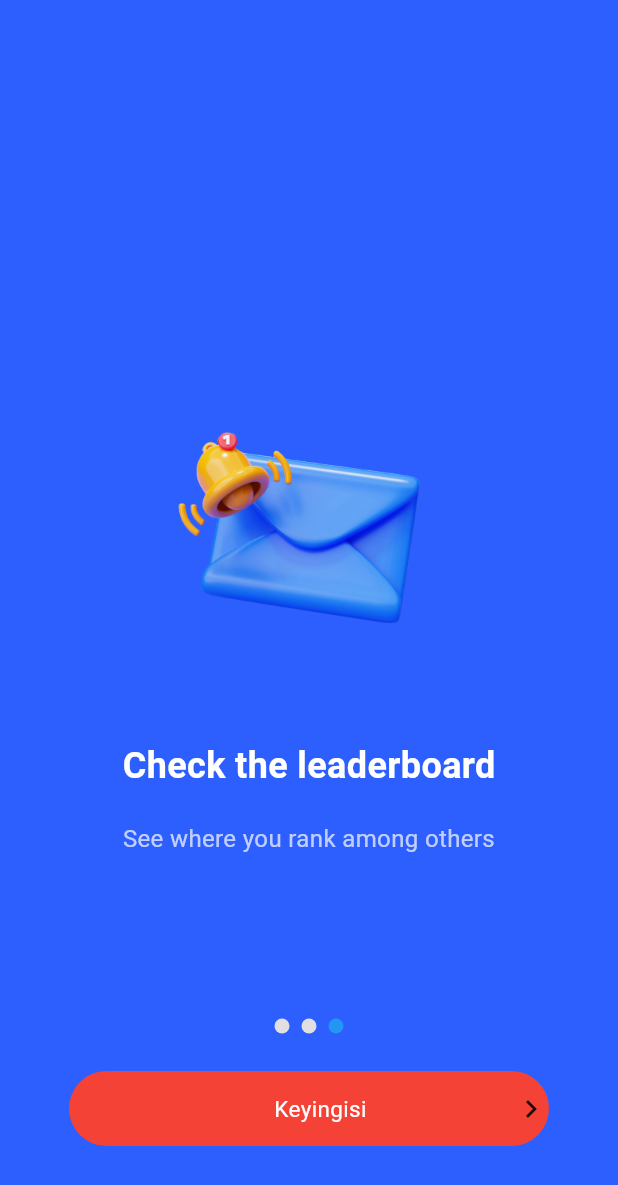
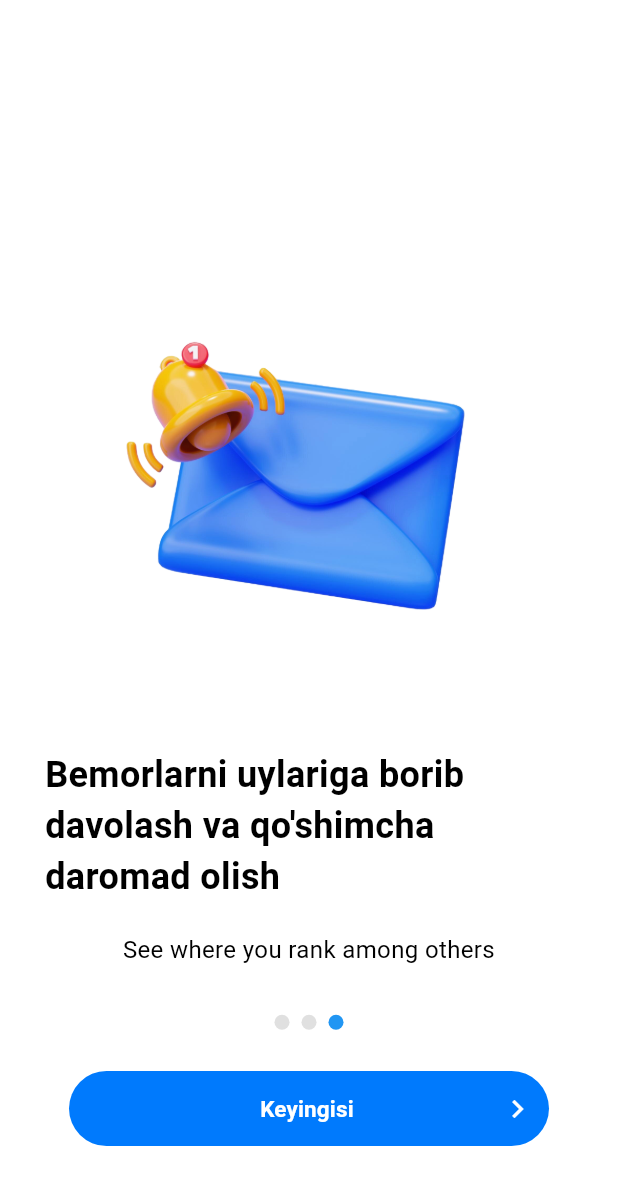
Before and after one commit to Dadaxon-07/hospital, a Flutter app: the screen it shows after launch, swiped to page 3, on a phone screen of 412 x 824 dp. Shown: the top 1185 px of the screen. Run offline on Flutter 3.47's test engine with Material 3 defaults, Android fonts, the phone set to English and light mode, and no system bars; drawn by our look-alikes of smooth_page_indicator.

Commit message:
Change code

```diff
--- a/lib/startup/onboarding_page.dart
+++ b/lib/startup/onboarding_page.dart
@@ -22,24 +22,24 @@ class _OnboardingPageState extends State<OnboardingPage> {
             controller: _controller,
             children: [
               buildPage(
-                color: Color.fromARGB(255, 45, 95, 255),
+                color: Colors.white,
                 image:
                     'assets/intro_images/intro-1.png', // Replace with your asset
-                title: "Test run",
+                title: "Qo'shimcha ish daromadi",
                 subtitle: "A set of different tests",
               ),
               buildPage(
-                color: Color.fromARGB(255, 45, 95, 255),
+                color: Colors.white,
                 image:
                     'assets/intro_images/intro-2.png', // Replace with your asset
-                title: "Join the community",
+                title: "Bemorlarni onlyan qabul qilish va davolash",
                 subtitle: "Compete with others, share your scores",
               ),
               buildPage(
-                color: Color.fromARGB(255, 45, 95, 255),
+                color: Colors.white,
                 image:
                     'assets/intro_images/intro-3.png', // Replace with your asset
-                title: "Check the leaderboard",
+                title: "Bemorlarni uylariga borib davolash va qo'shimcha daromad olish",
                 subtitle: "See where you rank among others",
               ),
             ],
@@ -64,14 +64,12 @@ class _OnboardingPageState extends State<OnboardingPage> {
                     dotWidth: 10,
                   ),
                 ),
-                SizedBox(
-                  height: 25,
-                ),
+                SizedBox(height: MediaQuery.of(context).size.height / 30),
                 Container(
                   height: 50,
                   width: 320,
                   decoration: BoxDecoration(
-                      color: Colors.red,
+                      color: Color.fromARGB(255, 0, 122, 253),
                       borderRadius: BorderRadius.circular(35)),
                   child: Row(
                     mainAxisAlignment: MainAxisAlignment.spaceBetween,
@@ -79,14 +77,32 @@ class _OnboardingPageState extends State<OnboardingPage> {
                       SizedBox(
                         width: MediaQuery.of(context).size.width / 10.5,
                       ),
-                      Text(
+                      TextButton(
+                        onPressed: () {
+                          if (_controller.page!.toInt() == 2) {
+                            // Finish action
+                          } else {
+                            _controller.nextPage(
+                              duration: Duration(milliseconds: 500),
+                              curve: Curves.easeInOut,
+                            );
+                          }
+                        },
+                        child: Text(
                           "Keyingisi",
                           style: TextStyle(
                               color: Colors.white,
-                            fontWeight: FontWeight.w400,
+                              fontWeight: FontWeight.w700,
                               fontSize: 15),
                         ),
-                      Icon(Icons.navigate_next)
+                      ),
+                      Padding(
+                        padding: const EdgeInsets.all(9.0),
+                        child: Icon(
+                          Icons.navigate_next,
+                          color: Colors.white,
+                        ),
+                      ),
                     ],
                   ),
                 )
@@ -109,14 +125,17 @@ class _OnboardingPageState extends State<OnboardingPage> {
       child: Column(
         mainAxisAlignment: MainAxisAlignment.center,
         children: [
-          Image.asset(image, height: 200), // Adjust image size as needed
+          Image.asset(image, height: 280, width: 280, fit: BoxFit.cover,), // Adjust image size as needed
           SizedBox(height: 40),
-          Text(
+          Padding(
+            padding: const EdgeInsets.only(left: 30, right: 30),
+            child: Text(
               title,
               style: TextStyle(
                 fontSize: 24,
                 fontWeight: FontWeight.bold,
-              color: Colors.white,
+                color: Colors.black,
+              ),
             ),
           ),
           SizedBox(height: 20),
@@ -127,7 +146,7 @@ class _OnboardingPageState extends State<OnboardingPage> {
               textAlign: TextAlign.center,
               style: TextStyle(
                 fontSize: 16,
-                color: Colors.white70,
+                color: Colors.black,
               ),
             ),
           ),
```
Lines whose indentation alone changed are shown as unchanged.
